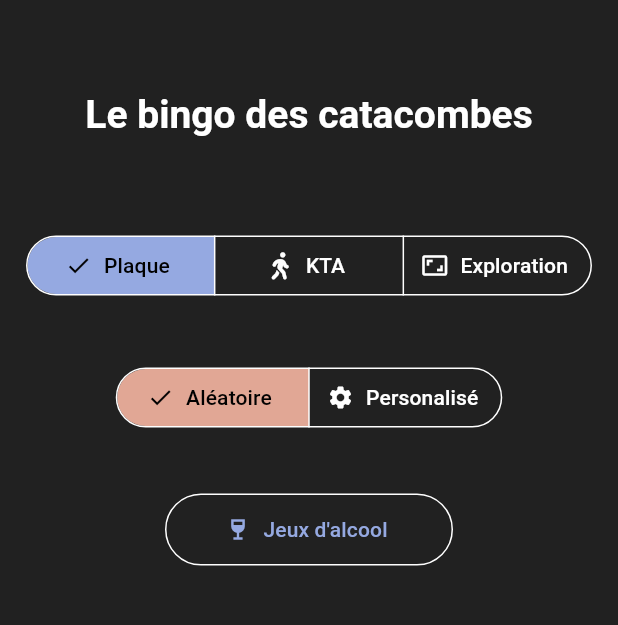
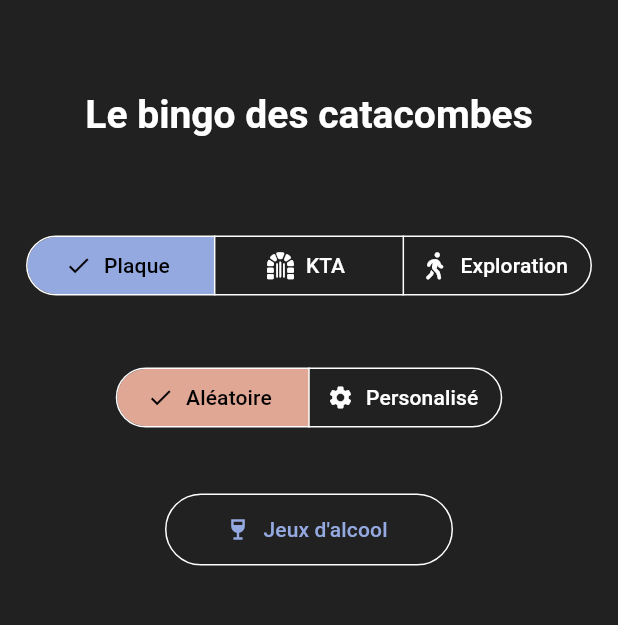
Before and after one commit to Extauren/Plaktago, a Flutter app: the screen it shows after launch, on a phone screen of 412 x 824 dp, the part 84-709 px from its top. Run offline on Flutter 3.47's test engine with Material 2 defaults, Android fonts, the phone set to English and light mode, and no system bars; our stand-ins replace another_flushbar, awesome_dialog, confetti, expansion_tile_card, fl_chart, flutter_smart_dialog and 4 more; accounts and stored records are empty; generated files the repository leaves out were written again.

Commit message:
Fix icon for Bingo Kta and Bingo Exploration

```diff
--- a/lib/home/bingo_type_button.dart
+++ b/lib/home/bingo_type_button.dart
@@ -49,12 +49,11 @@ class _BingoTypeButton extends State<BingoTypeButton> {
         ButtonSegment<BingoType>(
             value: BingoType.kta,
             label: Text(BingoType.kta.name),
-            icon: Icon(
-                FontAwesomeIcons.personWalking)), //Icon(Icons.adjust_rounded))
+            icon: Icon(FontAwesomeIcons.dungeon)),
         ButtonSegment<BingoType>(
             value: BingoType.exploration,
             label: Text(BingoType.exploration.name),
-            icon: Icon(Icons.aspect_ratio)),
+            icon: Icon(FontAwesomeIcons.personWalking)),
       ],
       selected: <BingoType>{widget.bingoType},
       onSelectionChanged: (Set<BingoType> newSelection) {
```
